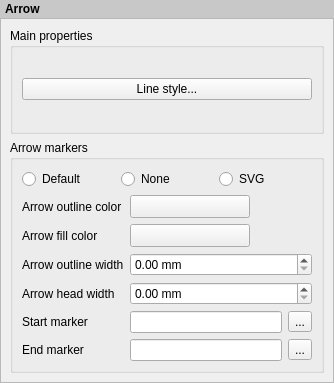
qgis/QGIS, file src/ui/composer/qgscomposerarrowwidgetbase.ui: the form before one commit.
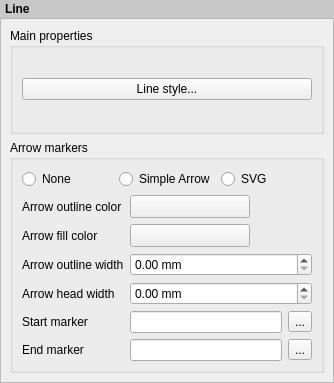
The form after the commit. Custom widgets are drawn as their Qt base class.

Commit message:
Rename arrow item to line
Use no marker as default option for Arrow item

The edit to the form file:
```diff
--- a/src/ui/composer/qgscomposerarrowwidgetbase.ui
+++ b/src/ui/composer/qgscomposerarrowwidgetbase.ui
@@ -32,7 +32,7 @@
       <string notr="true">padding: 2px; font-weight: bold; background-color: rgb(200, 200, 200);</string>
      </property>
      <property name="text">
-      <string>Arrow</string>
+      <string>Line</string>
      </property>
     </widget>
    </item>
@@ -93,13 +93,6 @@
          <layout class="QGridLayout" name="gridLayout">
           <item row="0" column="0" colspan="2">
            <layout class="QHBoxLayout" name="horizontalLayout_3">
-            <item>
-             <widget class="QRadioButton" name="mDefaultMarkerRadioButton">
-              <property name="text">
-               <string>Default</string>
-              </property>
-             </widget>
-            </item>
             <item>
              <widget class="QRadioButton" name="mNoMarkerRadioButton">
               <property name="text">
@@ -107,6 +100,13 @@
               </property>
              </widget>
             </item>
+            <item>
+             <widget class="QRadioButton" name="mDefaultMarkerRadioButton">
+              <property name="text">
+               <string>Simple Arrow</string>
+              </property>
+             </widget>
+            </item>
             <item>
              <widget class="QRadioButton" name="mSvgMarkerRadioButton">
               <property name="text">
```
Left out of the diff: 2 changed lines with no effect on the pictures. The commit also changes 5 other files.
